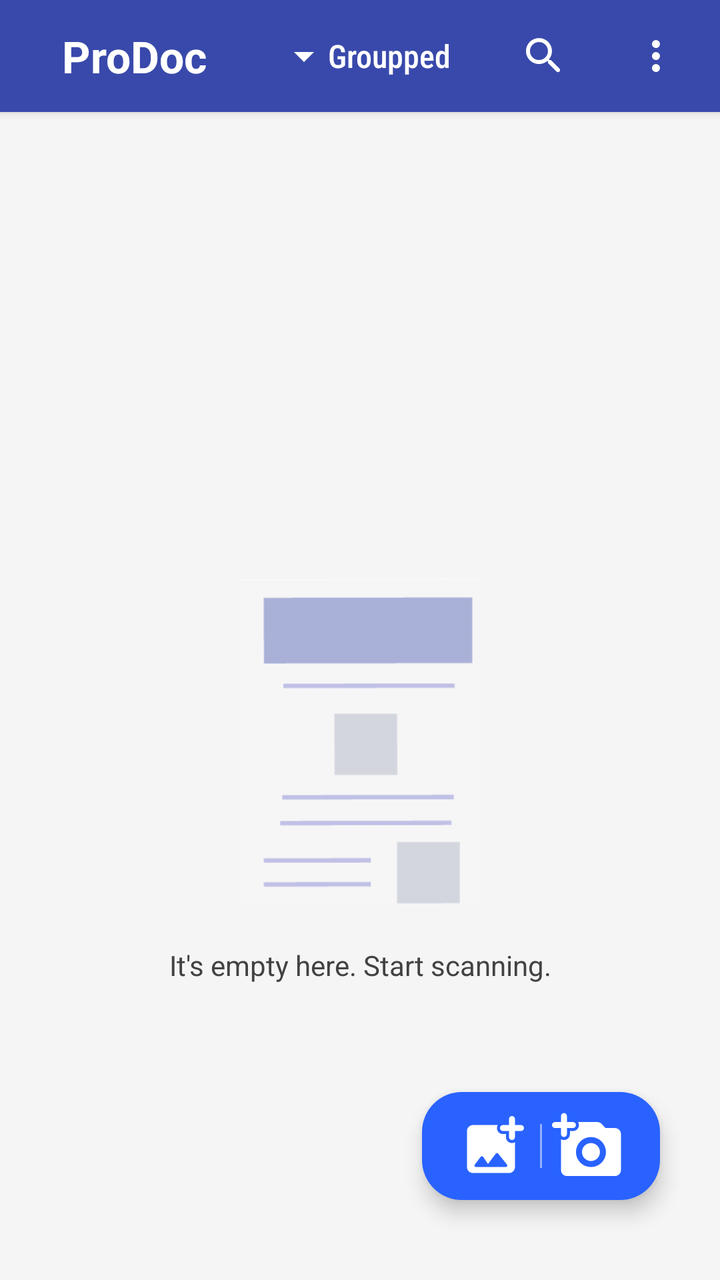
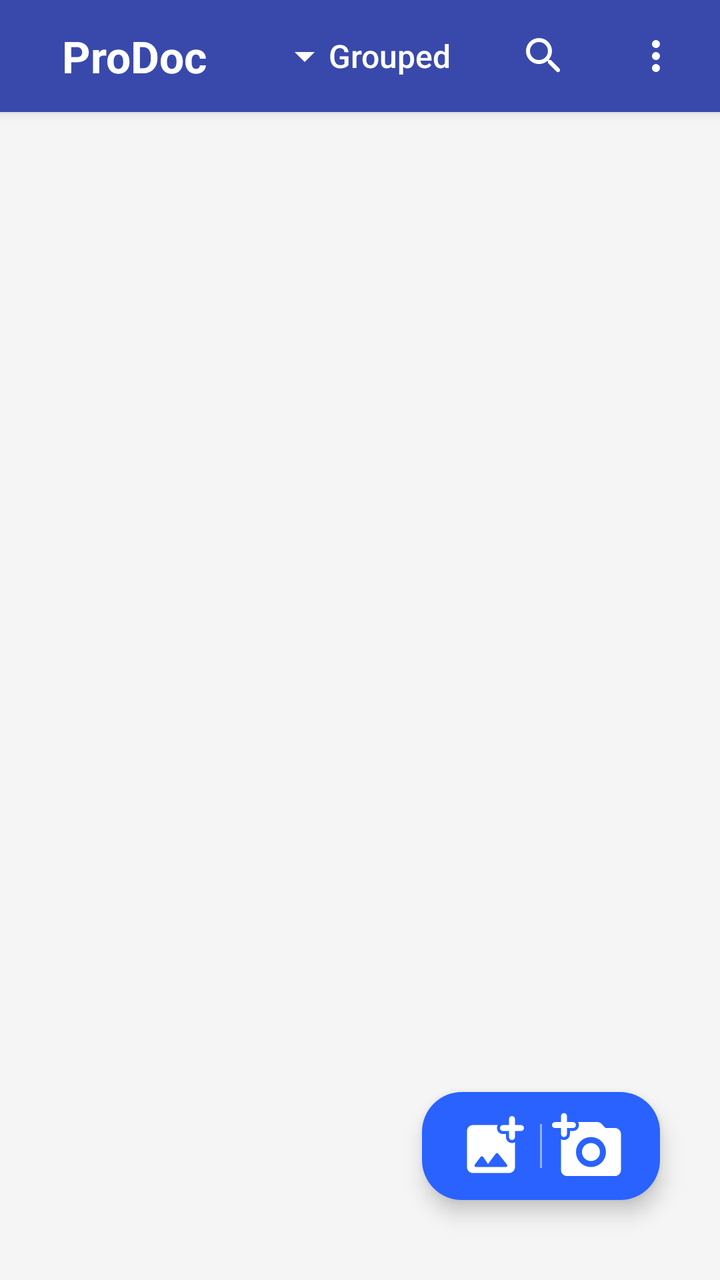

The first picture is an Android layout as it rendered before a commit; the second is the same layout after the commit. The layout source and the unified diff follow.
<!-- AndroidManifest.xml: application theme AppTheme -->
<!-- res/layout/activity_main.xml -->
<?xml version="1.0" encoding="utf-8"?>
<layout>

    <RelativeLayout xmlns:android="http://schemas.android.com/apk/res/android"
        xmlns:app="http://schemas.android.com/apk/res-auto"
        xmlns:tools="http://schemas.android.com/tools"
        android:layout_width="match_parent"
        android:layout_height="match_parent"
        android:background="@color/colorBackground"
        android:elevation="1dp"
        tools:context=".activity.MainActivity">


        <LinearLayout
            android:layout_width="wrap_content"

            android:layout_height="wrap_content"
            android:layout_alignParentRight="true"
            android:layout_alignParentBottom="true"

            android:layout_marginRight="30dp"
            android:layout_marginBottom="40dp"
            android:background="@drawable/circular_xml_icon"
            android:clickable="false"
            android:clipChildren="false"
            android:elevation="6dp"
            android:orientation="horizontal"
            android:paddingTop="4dp"
            android:paddingBottom="4dp">


            <ImageView

                android:id="@+id/addPhotos"
                android:layout_width="wrap_content"
                android:layout_height="wrap_content"
                android:layout_marginLeft="8dp"
                android:layout_marginRight="5dp"
                android:clickable="true"
                android:foreground="?android:selectableItemBackgroundBorderless"
                android:paddingLeft="10dp"
                android:paddingTop="5dp"
                android:paddingBottom="5dp"
                android:src="@drawable/round_add_photo_alternate_white_36"></ImageView>

            <ImageView


                android:layout_width="1dp"
                android:layout_height="match_parent"
                android:layout_marginTop="12dp"
                android:layout_marginBottom="12dp"
                android:alpha="0.5"
                android:background="@color/colorWhite"
                android:foreground="@color/colorWhite"
                android:src="@drawable/round_add_a_photo_white_36">

            </ImageView>

            <ImageView
                android:id="@+id/cameraCapture"
                android:layout_width="wrap_content"

                android:layout_height="wrap_content"
                android:layout_marginLeft="5dp"
                android:layout_marginRight="8dp"
                android:clickable="true"
                android:foreground="?android:selectableItemBackgroundBorderless"
                android:paddingTop="5dp"
                android:paddingRight="10dp"
                android:paddingBottom="5dp"
                android:src="@drawable/round_add_a_photo_white_36">

            </ImageView>


        </LinearLayout>


        <androidx.appcompat.widget.Toolbar
            android:id="@+id/toolbar"
            android:layout_width="match_parent"
            android:layout_height="?attr/actionBarSize"
            android:layout_margin="0dp"
            android:background="@color/colorPrimary"
            android:contentInsetLeft="0dp"
            android:contentInsetRight="0dp"
            android:elevation="3dp"
            app:contentInsetEnd="0dp"
            app:contentInsetLeft="0dp"
            app:contentInsetRight="0dp"
            app:layout_constraintEnd_toEndOf="parent"
            app:layout_constraintStart_toStartOf="parent"
            app:layout_constraintTop_toTopOf="parent">


            <RelativeLayout
                android:layout_width="match_parent"
                android:layout_height="match_parent"
                android:layout_margin="0dp"
                android:background="@color/colorPrimary">


                <RelativeLayout
                    android:id="@+id/backArrow"
                    android:layout_width="wrap_content"
                    android:layout_height="match_parent"
                    android:clickable="true"
                    android:foreground="?android:selectableItemBackgroundBorderless"
                    android:paddingLeft="20dp"
                    android:paddingRight="20dp"
                    android:visibility="gone">

                    <ImageView


                        android:layout_width="wrap_content"
                        android:layout_height="wrap_content"
                        android:layout_centerVertical="true"
                        android:src="@drawable/round_keyboard_backspace_white_24">


                    </ImageView>


                </RelativeLayout>

                <RelativeLayout
                    android:id="@+id/middle_options_rl"

                    android:layout_width="wrap_content"
                    android:layout_height="match_parent"
                    android:layout_centerHorizontal="true"

                    android:layout_centerVertical="true"
                    android:layout_margin="7dp"
                    android:clickable="true"
                    android:foreground="?android:selectableItemBackgroundBorderless"
                    android:paddingLeft="10dp"
                    android:paddingRight="20dp">


                    <ImageView
                        android:id="@+id/arrow_down_toolbar"
                        android:layout_width="wrap_content"
                        android:layout_height="wrap_content"
                        android:layout_alignParentLeft="true"
                        android:layout_centerVertical="true"
                        android:src="@drawable/baseline_arrow_drop_down_white_24">

                    </ImageView>

                    <TextView
                        android:id="@+id/middle_options_text"
                        android:layout_width="wrap_content"
                        android:layout_height="wrap_content"
                        android:layout_centerVertical="true"
                        android:layout_toRightOf="@id/arrow_down_toolbar"

                        android:fontFamily="sans-serif-condensed-medium"
                        android:text="Groupped"
                        android:textColor="@color/colorWhite"
                        android:textSize="16sp"
                        android:textStyle="normal">


                    </TextView>


                </RelativeLayout>


                <RelativeLayout
                    android:id="@+id/more_options_rl"


                    android:layout_width="wrap_content"
                    android:layout_height="match_parent"
                    android:layout_alignParentRight="true"
                    android:addStatesFromChildren="false"
                    android:clickable="true"
                    android:clipChildren="false"
                    android:foreground="?android:selectableItemBackgroundBorderless"
                    android:paddingLeft="20dp"
                    android:paddingRight="20dp">

                    <ImageView

                        android:layout_width="wrap_content"
                        android:layout_height="wrap_content"
                        android:layout_centerVertical="true"
                        android:background="@drawable/baseline_more_vert_white_24">


                    </ImageView>


                </RelativeLayout>


                <TextView
                    android:id="@+id/toolbarTitle"
                    android:layout_width="match_parent"
                    android:layout_height="wrap_content"
                    android:layout_centerVertical="true"
                    android:layout_marginLeft="15dp"
                    android:layout_toLeftOf="@id/middle_options_rl"
                    android:maxLines="1"
                    android:text="@string/app_name_short"
                    android:textColor="@color/colorWhite"
                    android:textSize="22sp"

                    android:textStyle="bold"></TextView>


                <androidx.appcompat.widget.SearchView

                    android:id="@+id/search_view"

                    style="@style/SearchViewStyle"
                    android:layout_width="wrap_content"

                    android:layout_height="wrap_content"
                    android:layout_centerVertical="true"
                    android:layout_toLeftOf="@id/more_options_rl"
                    android:addStatesFromChildren="false"
                    android:background="@color/colorPrimary"
                    android:foreground="?android:attr/selectableItemBackground"
                    android:src="@drawable/baseline_more_vert_white_24">


                </androidx.appcompat.widget.SearchView>


            </RelativeLayout>

        </androidx.appcompat.widget.Toolbar>


        <androidx.core.widget.NestedScrollView

            android:layout_width="match_parent"
            android:layout_height="match_parent"
            android:layout_below="@id/toolbar"
            android:layout_marginTop="4dp">


            <RelativeLayout
                android:layout_width="match_parent"
                android:layout_height="match_parent"
                android:orientation="vertical">


                <LinearLayout
                    android:layout_width="match_parent"
                    android:layout_height="90dp">


                </LinearLayout>


                <RelativeLayout
                    android:id="@+id/emptyDocumentImage"
                    android:layout_width="match_parent"
                    android:layout_height="match_parent">

                    <RelativeLayout
                        android:layout_width="wrap_content"
                        android:layout_height="wrap_content"
                        android:layout_centerInParent="true">


                        <LinearLayout

                            android:id="@+id/emptyImageLL"
                            android:layout_width="match_parent"
                            android:layout_height="wrap_content"
                            android:orientation="horizontal"
                            android:weightSum="3">

                            <RelativeLayout
                                android:layout_width="0dp"
                                android:layout_height="wrap_content"
                                android:layout_weight="1"></RelativeLayout>

                            <RelativeLayout
                                android:layout_width="0dp"
                                android:layout_height="wrap_content"
                                android:layout_weight="1">


                                <ImageView
                                    android:layout_width="match_parent"
                                    android:layout_height="match_parent"

                                    android:alpha="0.4"
                                    android:scaleType="fitEnd"
                                    android:src="@drawable/icon_large">

                                </ImageView>

                            </RelativeLayout>

                            <RelativeLayout
                                android:layout_width="0dp"
                                android:layout_height="wrap_content"
                                android:layout_weight="1"></RelativeLayout>

                        </LinearLayout>

                        <TextView
                            android:id="@+id/emptyDocumentTV"
                            android:layout_width="match_parent"
                            android:layout_height="wrap_content"
                            android:layout_below="@id/emptyImageLL"
                            android:layout_marginTop="20dp"
                            android:text="It's empty here. Start scanning."
                            android:textAlignment="center"
                            android:textColor="@color/colorGray1"></TextView>


                    </RelativeLayout>

                </RelativeLayout>


                <androidx.core.widget.NestedScrollView
                    android:layout_width="match_parent"
                    android:layout_height="match_parent">

                    <LinearLayout
                        android:layout_width="match_parent"
                        android:layout_height="match_parent"
                        android:orientation="vertical">



                        <androidx.recyclerview.widget.RecyclerView

                            android:id="@+id/scanList"
                            android:layout_width="match_parent"
                            android:layout_height="match_parent"
                            android:background="@color/colorBackground">

                        </androidx.recyclerview.widget.RecyclerView>

                        <LinearLayout
                            android:layout_width="match_parent"
                            android:layout_height="150dp"
                            android:orientation="vertical"></LinearLayout>

                    </LinearLayout>


                </androidx.core.widget.NestedScrollView>
            </RelativeLayout>


        </androidx.core.widget.NestedScrollView>


    </RelativeLayout>

</layout>
<!-- resources referenced by this layout -->
<resources>
  <color name="colorBackground">#F5F5F5</color>
  <color name="colorGray1">#424242</color>
  <color name="colorPrimary">#3949ab</color>
  <color name="colorWhite">#FFFFFF</color>
  <!-- drawable baseline_arrow_drop_down_white_24: png bitmap (drawable-hdpi, 123 bytes) -->
  <!-- drawable baseline_more_vert_white_24: png bitmap (drawable-hdpi, 163 bytes) -->
  <!-- drawable circular_xml_icon (drawable) -->
  <shape xmlns:android="http://schemas.android.com/apk/res/android"
      android:shape="rectangle"
      >
      <corners android:radius="20dp" />
  
      <solid android:color="@color/colorAccent" />
  
  </shape>
  <!-- drawable icon_large: png bitmap (drawable, 2134 bytes) -->
  <!-- drawable round_add_a_photo_white_36: png bitmap (drawable-hdpi, 664 bytes) -->
  <!-- drawable round_add_photo_alternate_white_36: png bitmap (drawable-hdpi, 462 bytes) -->
  <!-- drawable round_keyboard_backspace_white_24: png bitmap (drawable-hdpi, 194 bytes) -->
  <string name="app_name_short">ProDoc</string>
  <style name="SearchViewStyle" parent="Widget.AppCompat.Light.SearchView">
  
          <item name="searchIcon">@drawable/round_search_white_24</item>
          <item name="queryBackground">@color/colorPrimary</item>
  
          <item name="closeIcon">@drawable/round_close_white_24</item>
  
          <item name="searchHintIcon">@null</item>
          
          <item name="queryHint">@string/search_hint</item>
  
  
  
  
  
  
      </style>
  <style name="AppTheme" parent="Theme.AppCompat.Light.NoActionBar">
          
          <item name="colorPrimary">@color/colorPrimary</item>
          <item name="colorPrimaryDark">@color/colorPrimaryDark</item>
          <item name="colorAccent">@color/colorAccent</item>
          <item name="android:itemBackground">@color/colorWhite</item>
          <item name="android:textColor">@color/colorBlack</item>
  
  
  
      </style>
  <color name="colorAccent">#2962FF</color>
  <!-- drawable round_search_white_24: png bitmap (drawable-hdpi, 380 bytes) -->
  <!-- drawable round_close_white_24: png bitmap (drawable-hdpi, 221 bytes) -->
  <string name="search_hint">Search</string>
  <color name="colorPrimaryDark">#3949ab</color>
  <color name="colorBlack">#000</color>
</resources>

<!-- the commit's change to res/layout/activity_main.xml (unified diff, before → after) -->
@@ -12,6 +12,9 @@
 
 
         <LinearLayout
+
+            android:id="@+id/imageOptionsRL"
+            android:transitionName="transition_camera"
             android:layout_width="wrap_content"
 
             android:layout_height="wrap_content"
@@ -150,21 +153,21 @@
 
                     </ImageView>
 
-                    <TextView
+                    <com.google.android.material.textview.MaterialTextView
                         android:id="@+id/middle_options_text"
                         android:layout_width="wrap_content"
                         android:layout_height="wrap_content"
                         android:layout_centerVertical="true"
                         android:layout_toRightOf="@id/arrow_down_toolbar"
 
-                        android:fontFamily="sans-serif-condensed-medium"
-                        android:text="Groupped"
+                        android:fontFamily="sans-serif-medium"
+                        android:text="Grouped"
                         android:textColor="@color/colorWhite"
                         android:textSize="16sp"
                         android:textStyle="normal">
 
 
-                    </TextView>
+                    </com.google.android.material.textview.MaterialTextView>
 
 
                 </RelativeLayout>
@@ -198,7 +201,7 @@
                 </RelativeLayout>
 
 
-                <TextView
+                <com.google.android.material.textview.MaterialTextView
                     android:id="@+id/toolbarTitle"
                     android:layout_width="match_parent"
                     android:layout_height="wrap_content"
@@ -210,7 +213,7 @@
                     android:textColor="@color/colorWhite"
                     android:textSize="22sp"
 
-                    android:textStyle="bold"></TextView>
+                    android:textStyle="bold"></com.google.android.material.textview.MaterialTextView>
 
 
                 <androidx.appcompat.widget.SearchView
@@ -237,15 +240,12 @@
         </androidx.appcompat.widget.Toolbar>
 
 
-        <androidx.core.widget.NestedScrollView
-
-            android:layout_width="match_parent"
-            android:layout_height="match_parent"
-            android:layout_below="@id/toolbar"
-            android:layout_marginTop="4dp">
+
 
 
             <RelativeLayout
+                android:layout_below="@id/toolbar"
+                android:layout_marginTop="4dp"
                 android:layout_width="match_parent"
                 android:layout_height="match_parent"
                 android:orientation="vertical">
@@ -308,7 +308,7 @@
 
                         </LinearLayout>
 
-                        <TextView
+                        <com.google.android.material.textview.MaterialTextView
                             android:id="@+id/emptyDocumentTV"
                             android:layout_width="match_parent"
                             android:layout_height="wrap_content"
@@ -316,7 +316,7 @@
                             android:layout_marginTop="20dp"
                             android:text="It's empty here. Start scanning."
                             android:textAlignment="center"
-                            android:textColor="@color/colorGray1"></TextView>
+                            android:textColor="@color/colorGray1"></com.google.android.material.textview.MaterialTextView>
 
 
                     </RelativeLayout>
@@ -324,9 +324,7 @@
                 </RelativeLayout>
 
 
-                <androidx.core.widget.NestedScrollView
-                    android:layout_width="match_parent"
-                    android:layout_height="match_parent">
+
 
                     <LinearLayout
                         android:layout_width="match_parent"
@@ -337,6 +335,11 @@
 
                         <androidx.recyclerview.widget.RecyclerView
 
+
+
+                            android:clipToPadding="false"
+                            android:paddingBottom="100dp"
+
                             android:id="@+id/scanList"
                             android:layout_width="match_parent"
                             android:layout_height="match_parent"
@@ -344,19 +347,13 @@
 
                         </androidx.recyclerview.widget.RecyclerView>
 
-                        <LinearLayout
-                            android:layout_width="match_parent"
-                            android:layout_height="150dp"
-                            android:orientation="vertical"></LinearLayout>
 
                     </LinearLayout>
 
-
-                </androidx.core.widget.NestedScrollView>
             </RelativeLayout>
 
 
-        </androidx.core.widget.NestedScrollView>
+
 
 
     </RelativeLayout>
<!-- resource entries referenced after the edit -->
@@ -32,18 +32,19 @@
           <item name="queryHint">@string/search_hint</item>
   
   
-  
-  
-  
-  
       </style>
-  <style name="AppTheme" parent="Theme.AppCompat.Light.NoActionBar">
+  <style name="AppTheme" parent="Theme.MaterialComponents.Light.NoActionBar">
           
           <item name="colorPrimary">@color/colorPrimary</item>
           <item name="colorPrimaryDark">@color/colorPrimaryDark</item>
           <item name="colorAccent">@color/colorAccent</item>
           <item name="android:itemBackground">@color/colorWhite</item>
           <item name="android:textColor">@color/colorBlack</item>
+          <item name="android:windowBackground">@drawable/main_activity_theme_bg</item>
+  
+  
+  
+  
   
   
   
@@ -54,5 +55,39 @@
   <string name="search_hint">Search</string>
   <color name="colorPrimaryDark">#3949ab</color>
   <color name="colorBlack">#000</color>
+  <!-- drawable main_activity_theme_bg (drawable) -->
+  <?xml version="1.0" encoding="utf-8"?>
+  <layer-list xmlns:android="http://schemas.android.com/apk/res/android">
+  
+  
+      <item>
+          <color android:color="@color/colorWhite" />
+      </item>
+  
+  
+      <item>
+          <bitmap
+              android:gravity="center"
+              android:src="@drawable/icon_final_512"
+              android:tileMode="disabled" />
+  
+  
+      </item>
+  
+      <item
+  
+          android:bottom="30dp"
+          >
+          <bitmap
+  
+              android:gravity="bottom|center_horizontal"
+              android:src="@drawable/splash_bottom_text"
+              android:tileMode="disabled" />
+      </item>
+  
+  
+  </layer-list>
+  <!-- drawable icon_final_512: png bitmap (drawable-hdpi, 7628 bytes) -->
+  <!-- drawable splash_bottom_text: png bitmap (drawable-hdpi, 3357 bytes) -->
 </resources>
 
